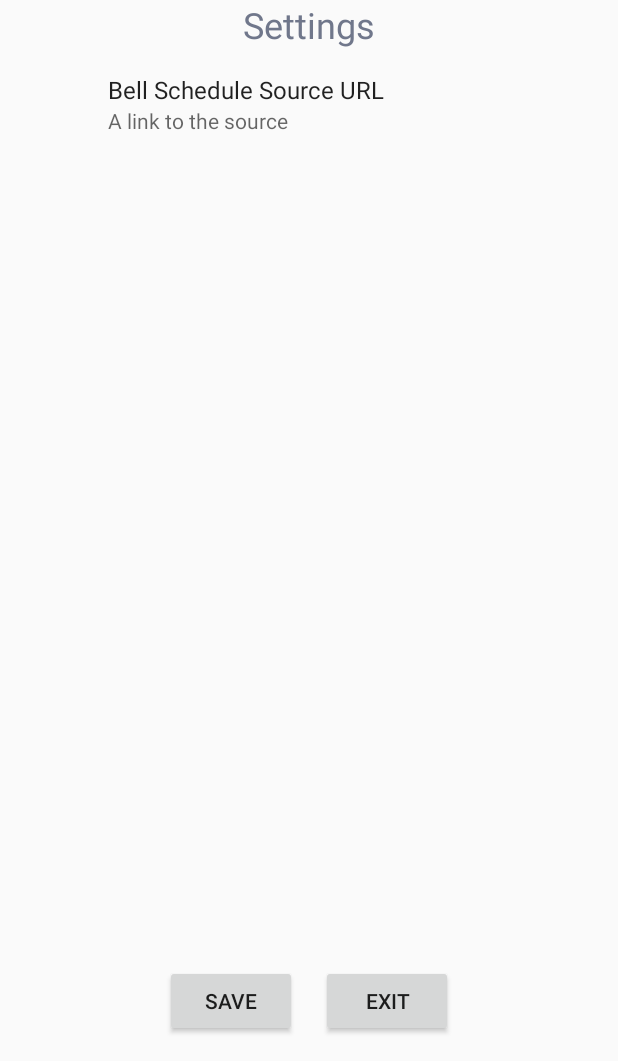
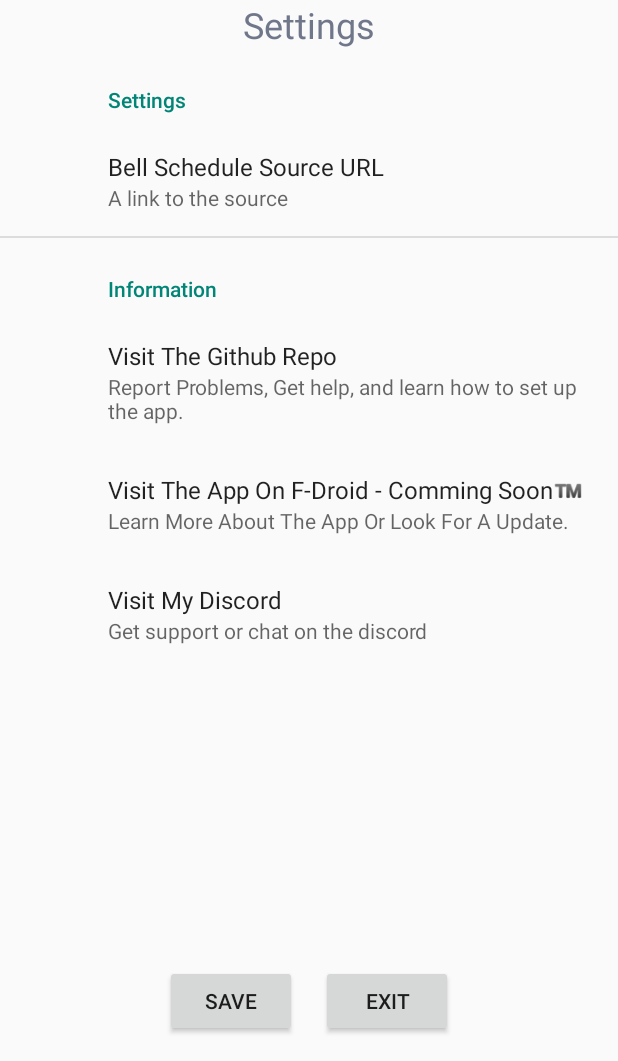
Before and after one commit to BrandgrandRealMe/SchoolTimeAndroid, an Android app: the SettingsFragment screen opened directly, with no data from a screen before it, on a phone screen of 412 x 824 dp, the part 175-1236 px from its top. Run offline under Robolectric (Android 15) with nearby library versions, the phone set to English and light mode, and no system bars; our stand-ins replace androidx.preference.

Commit message:
Added Info Section to Settings

```diff
--- a/app/src/main/java/com/cyberlabs/schooltime/SettingsFragment.kt
+++ b/app/src/main/java/com/cyberlabs/schooltime/SettingsFragment.kt
@@ -1,11 +1,41 @@
 package com.cyberlabs.schooltime
 
+import android.content.Intent
+import android.net.Uri
 import android.os.Bundle
+import androidx.preference.Preference
 import com.cyberlabs.schooltime.MainActivity
 import androidx.preference.PreferenceFragmentCompat
+
+
 
 class SettingsFragment : PreferenceFragmentCompat() {
     override fun onCreatePreferences(savedInstanceState: Bundle?, rootKey: String?) {
         setPreferencesFromResource(R.xml.preferences, rootKey)
+
+        val discordPreference = findPreference("visit_discord") as Preference?
+        discordPreference?.setOnPreferenceClickListener {
+            val discordUrl = "https://discord.gg/Bm6fMsA"
+            val intent = Intent(Intent.ACTION_VIEW, Uri.parse(discordUrl))
+            startActivity(intent)
+            true
+        }
+
+        val fdroidPreference = findPreference("visit_fdroid") as Preference?
+        fdroidPreference?.setOnPreferenceClickListener {
+            val fdroidUrl = "https://github.com/BrandgrandRealMe/SchoolTimeAndroid"
+            val intent = Intent(Intent.ACTION_VIEW, Uri.parse(fdroidUrl))
+            startActivity(intent)
+            true
+        }
+
+        val githubPreference = findPreference("visit_github_repo") as Preference?
+        githubPreference?.setOnPreferenceClickListener {
+            val githubUrl = "https://github.com/BrandgrandRealMe/SchoolTimeAndroid"
+            val intent = Intent(Intent.ACTION_VIEW, Uri.parse(githubUrl))
+            startActivity(intent)
+            true
+        }
+
     }
 }
--- a/app/src/main/res/xml/preferences.xml
+++ b/app/src/main/res/xml/preferences.xml
@@ -1,8 +1,29 @@
 <?xml version="1.0" encoding="utf-8"?>
-<PreferenceScreen xmlns:android="http://schemas.android.com/apk/res/android">
-    <EditTextPreference
-            android:key="source_url"
-            android:title="Bell Schedule Source URL"
-            android:summary="A link to the source"
-            android:defaultValue="https://belljsonghs.pages.dev/api/bell.json" />
+<PreferenceScreen xmlns:android="http://schemas.android.com/apk/res/android"
+                  xmlns:app="http://schemas.android.com/apk/res-auto">
+    <PreferenceCategory android:title="Settings">
+        <EditTextPreference
+                android:key="source_url"
+                android:title="Bell Schedule Source URL"
+                android:summary="A link to the source"
+                android:defaultValue="https://belljsonghs.pages.dev/api/bell.json"
+                app:layout="@layout/preference_with_link_icon" />
+    </PreferenceCategory>
+    <PreferenceCategory android:title="Information">
+        <Preference
+                android:key="visit_github_repo"
+                android:title="Visit The Github Repo"
+                android:summary="Report Problems, Get help, and learn how to set up the app."
+                app:layout="@layout/preference_with_github_icon" />
+        <Preference
+                android:key="visit_fdroid"
+                android:title="Visit The App On F-Droid - Comming Soon™️"
+                android:summary="Learn More About The App Or Look For A Update."
+                app:layout="@layout/preference_with_fdroid_icon" />
+        <Preference
+                android:key="visit_discord"
+                android:title="Visit My Discord"
+                android:summary="Get support or chat on the discord"
+                app:layout="@layout/preference_with_discord_icon" />
+    </PreferenceCategory>
 </PreferenceScreen>
```
Also changed, not shown: app/src/main/res/drawable/ic_discord.xml (added, +9 -0 lines), app/src/main/res/drawable/ic_fdroid.xml (added, +9 -0 lines), app/src/main/res/drawable/ic_github.xml (added, +9 -0 lines), app/src/main/res/drawable/ic_link.xml (added, +9 -0 lines), app/src/main/res/layout/preference_with_discord_icon.xml (added, +39 -0 lines), app/src/main/res/layout/preference_with_fdroid_icon.xml (added, +39 -0 lines), app/src/main/res/layout/preference_with_github_icon.xml (added, +39 -0 lines), app/src/main/res/layout/preference_with_link_icon.xml (added, +39 -0 lines).
